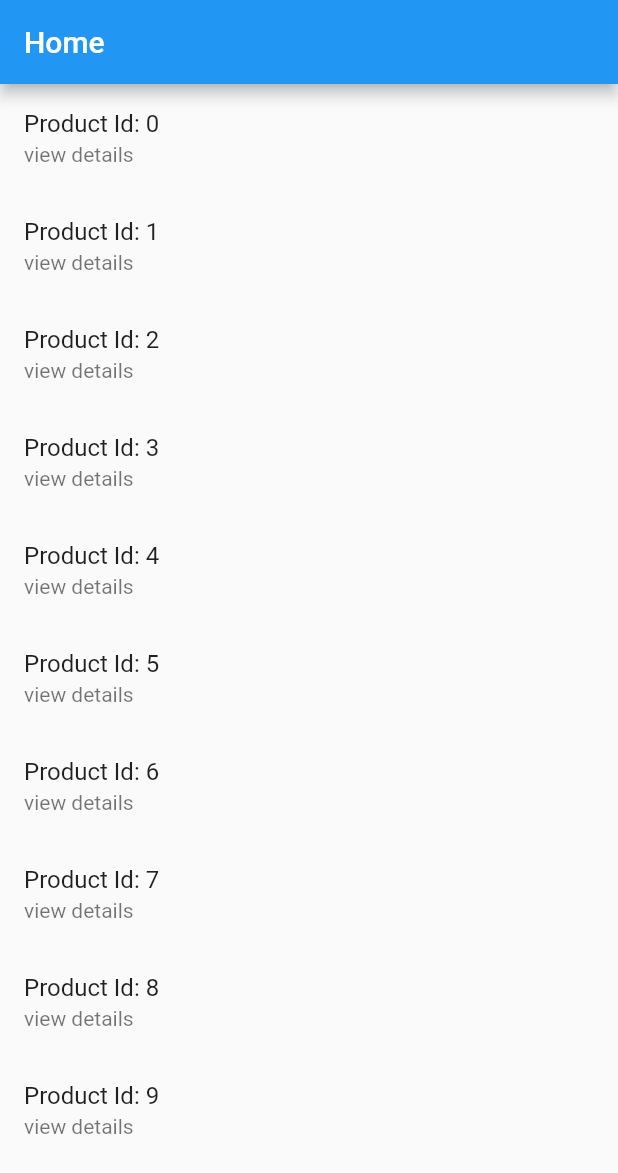
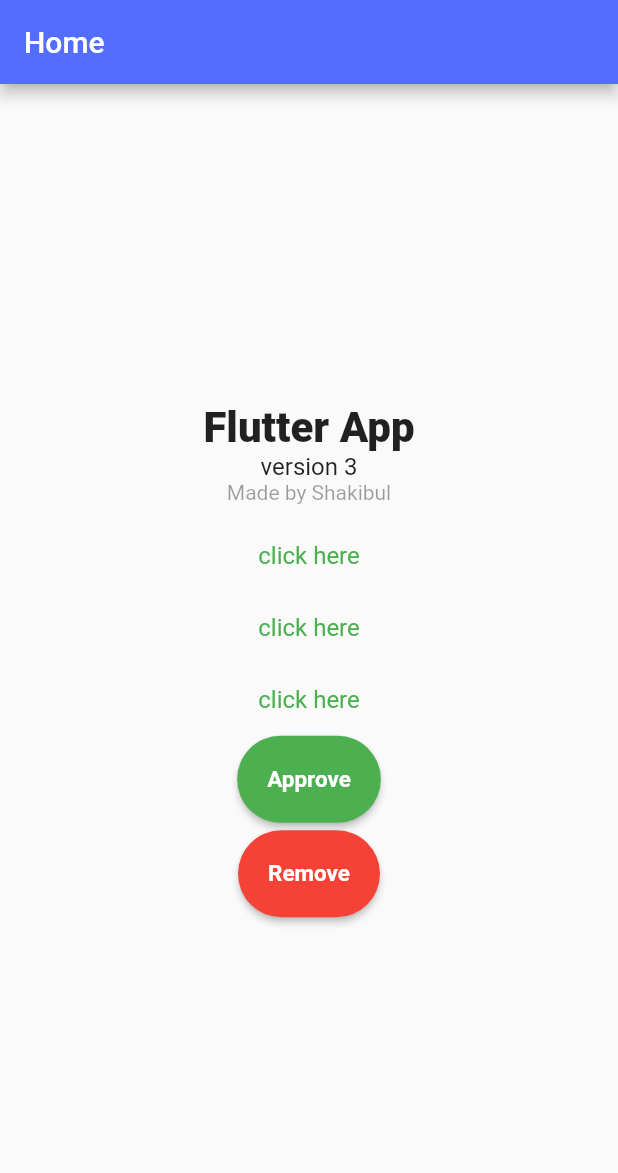
Before and after one commit to ShakibulDeveloper/flutter-practise-code, a Flutter app: the screen it shows after launch, on a phone screen of 412 x 824 dp. Shown: the top 1173 px of the screen. Run offline on Flutter 3.47's test engine with Material 2 defaults, Android fonts, the light colour scheme and no system bars.

Commit message:
Theme & ThemeData

```diff
--- a/lib/main.dart
+++ b/lib/main.dart
@@ -9,7 +9,46 @@ class MyApp extends StatelessWidget{
   Widget build(BuildContext context) {
     return MaterialApp(
       home: HomeScreen(),
-      title: "Flutter App",
+      theme: ThemeData(
+        appBarTheme: AppBarTheme(
+          backgroundColor: Colors.indigoAccent,
+        ),
+        elevatedButtonTheme: ElevatedButtonThemeData(
+          style: ElevatedButton.styleFrom(
+            backgroundColor: Colors.green,
+            padding: EdgeInsets.all(20),
+            shape: RoundedRectangleBorder(
+              borderRadius: BorderRadius.circular(50),
+            ),
+            textStyle: TextStyle(
+              fontSize: 15,
+              fontWeight: FontWeight.bold,
+            ),
+          ),
+        ),
+        textButtonTheme: TextButtonThemeData(
+          style: TextButton.styleFrom(
+            foregroundColor: Colors.green,
+            textStyle: TextStyle(
+              fontSize: 16,
+            ),
+          ),
+        ),
+        textTheme: TextTheme(
+          bodyLarge: TextStyle(
+            fontSize: 28,
+            fontWeight: FontWeight.w900,
+          ),
+          bodyMedium: TextStyle(
+            fontSize: 16,
+            fontWeight: FontWeight.w400,
+          ),
+          bodySmall: TextStyle(
+            fontSize: 14,
+            color: Colors.black38,
+          ),
+        ),
+      ),
     );
   }
 
@@ -22,55 +61,26 @@ class HomeScreen extends StatelessWidget{
       appBar: AppBar(
         title: Text("Home"),
       ),
-      body: ListView.builder(
-          itemCount: 10,
-          itemBuilder: (context, index){
-            return ListTile(
-              onTap: (){
-                Navigator.push(context,
-                    MaterialPageRoute(builder: (context) => ProductDetailsScreen(productId: index.toString()))
-                 ).then((value){
-                   ScaffoldMessenger.of(context).showSnackBar(
-                       SnackBar(content: Text("$value"))
-                   );
-                });
-                },
-              title: Text("Product Id: $index"),
-              subtitle: Text("view details"),
-            );
-          },
-      ),
-    );
-  }
-
-}
-
-class ProductDetailsScreen extends StatelessWidget{
-  final String productId;
-  const ProductDetailsScreen({super.key, required this.productId});
-
-  @override
-  Widget build(BuildContext context) {
-    return Scaffold(
-      appBar: AppBar(
-        title: Text("Product Details"),
-      ),
       body: Center(
         child: Column(
           mainAxisAlignment: MainAxisAlignment.center,
           children: [
-            Text(productId, style: TextStyle(
-              fontSize: 28,
-              fontWeight: FontWeight.bold,
-            ),),
-            Text("Your Product Id", style: TextStyle(
-              color: Colors.black38,
-              fontSize: 13,
-            ),),
-            SizedBox(height: 15,),
-            ElevatedButton(onPressed: (){
-              Navigator.pop(context, "Product $productId closed!");
-            }, child: Text("Back"))
+            Text("Flutter App", style: Theme.of(context).textTheme.bodyLarge,),
+            Text("version 3", style: Theme.of(context).textTheme.bodyMedium,),
+            Text("Made by Shakibul", style: Theme.of(context).textTheme.bodySmall,),
+
+            SizedBox(height: 10,),
+            TextButton(onPressed: (){}, child: Text("click here"),),
+            TextButton(onPressed: (){}, child: Text("click here"),),
+            TextButton(onPressed: (){}, child: Text("click here"),),
+            ElevatedButton(onPressed: (){}, child: Text("Approve"),),
+
+            SizedBox(height: 5),
+            ElevatedButton(onPressed: (){}, child: Text("Remove"), style:
+               ElevatedButton.styleFrom(
+                 backgroundColor: Colors.red,
+               )
+              ),
           ],
         ),
       ),
```
